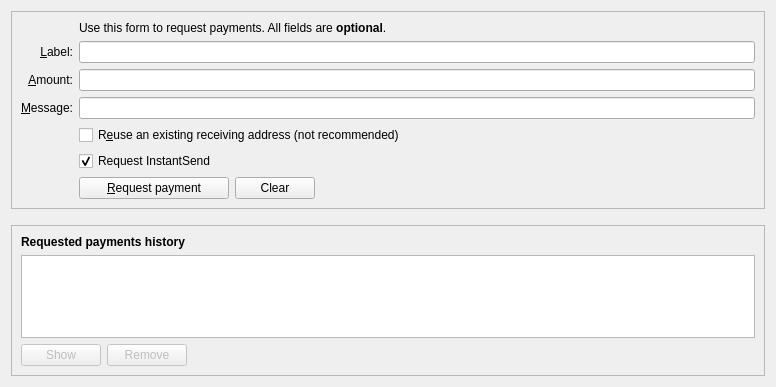
Qt form src/qt/forms/receivecoinsdialog.ui (richieburns/Nodescape) before a commit.
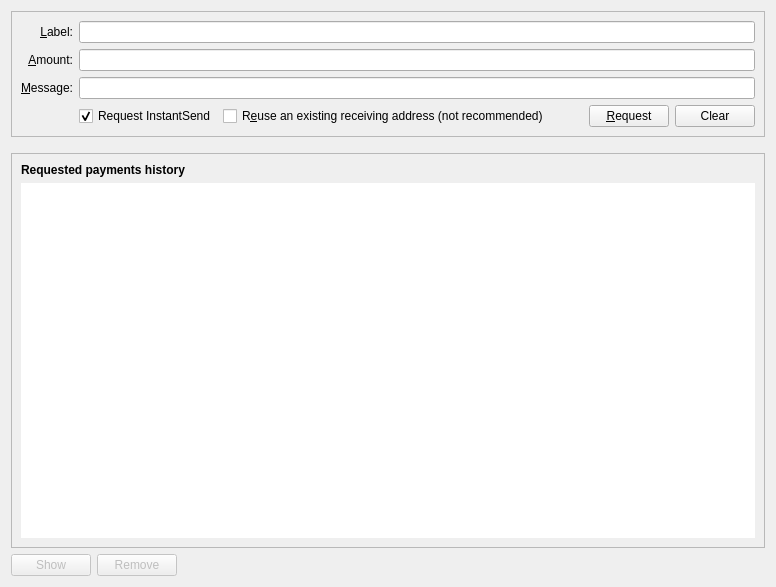
The same form after that commit. Custom widgets are drawn as their Qt base class.

```diff
--- a/src/qt/forms/receivecoinsdialog.ui
+++ b/src/qt/forms/receivecoinsdialog.ui
@@ -7,10 +7,10 @@
     <x>0</x>
     <y>0</y>
     <width>776</width>
-    <height>387</height>
+    <height>587</height>
    </rect>
   </property>
-  <layout class="QVBoxLayout" name="verticalLayout" stretch="0,0,1">
+  <layout class="QVBoxLayout" name="verticalLayout" stretch="0,0,1,0">
    <item>
     <widget class="QFrame" name="frame2">
      <property name="sizePolicy">
@@ -28,78 +28,15 @@
      <layout class="QVBoxLayout" name="verticalLayout_3">
       <item>
        <layout class="QGridLayout" name="gridLayout">
-        <item row="7" column="2">
-         <widget class="QCheckBox" name="reuseAddress">
-          <property name="toolTip">
-           <string>Reuse one of the previously used receiving addresses.&lt;br&gt;Reusing addresses has security and privacy issues.&lt;br&gt;Do not use this unless re-generating a payment request made before.</string>
-          </property>
-          <property name="text">
-           <string>R&amp;euse an existing receiving address (not recommended)</string>
-          </property>
-         </widget>
-        </item>
-        <item row="7" column="0">
-         <widget class="QLabel" name="label_4">
-          <property name="text">
-           <string/>
-          </property>
-         </widget>
-        </item>
-        <item row="6" column="0">
-         <widget class="QLabel" name="label_3">
-          <property name="toolTip">
-           <string>An optional message to attach to the payment request, which will be displayed when the request is opened. Note: The message will not be sent with the payment over the Nodescape network.</string>
-          </property>
-          <property name="text">
-           <string>&amp;Message:</string>
-          </property>
-          <property name="alignment">
-           <set>Qt::AlignRight|Qt::AlignTrailing|Qt::AlignVCenter</set>
-          </property>
-          <property name="buddy">
-           <cstring>reqMessage</cstring>
-          </property>
-         </widget>
-        </item>
-        <item row="4" column="2">
+        <item row="3" column="2">
          <widget class="QLineEdit" name="reqLabel">
           <property name="toolTip">
            <string>An optional label to associate with the new receiving address.</string>
           </property>
          </widget>
         </item>
-        <item row="6" column="2">
-         <widget class="QLineEdit" name="reqMessage">
-          <property name="toolTip">
-           <string>An optional message to attach to the payment request, which will be displayed when the request is opened.&lt;br&gt;Note: The message will not be sent with the payment over the Nodescape network.</string>
-          </property>
-         </widget>
-        </item>
-        <item row="2" column="2">
-         <widget class="QLabel" name="label_5">
-          <property name="text">
-           <string>Use this form to request payments. All fields are &lt;b&gt;optional&lt;/b&gt;.</string>
-          </property>
-         </widget>
-        </item>
         <item row="4" column="0">
-         <widget class="QLabel" name="label_2">
-          <property name="toolTip">
-           <string>An optional label to associate with the new receiving address.</string>
-          </property>
-          <property name="text">
-           <string>&amp;Label:</string>
-          </property>
-          <property name="alignment">
-           <set>Qt::AlignRight|Qt::AlignTrailing|Qt::AlignVCenter</set>
-          </property>
-          <property name="buddy">
-           <cstring>reqLabel</cstring>
-          </property>
-         </widget>
-        </item>
-        <item row="5" column="0">
-         <widget class="QLabel" name="label">
+         <widget class="QLabel" name="receiveAmount">
           <property name="toolTip">
            <string>An optional amount to request. Leave this empty or zero to not request a specific amount.</string>
           </property>
@@ -114,7 +51,7 @@
           </property>
          </widget>
         </item>
-        <item row="5" column="2">
+        <item row="4" column="2">
          <widget class="BitcoinAmountField" name="reqAmount">
           <property name="minimumSize">
            <size>
@@ -127,18 +64,97 @@
           </property>
          </widget>
         </item>
-        <item row="9" column="2">
+        <item row="5" column="0">
+         <widget class="QLabel" name="receiveMessage">
+          <property name="toolTip">
+           <string>An optional message to attach to the payment request, which will be displayed when the request is opened. Note: The message will not be sent with the payment over the Nodescape network.</string>
+          </property>
+          <property name="text">
+           <string>&amp;Message:</string>
+          </property>
+          <property name="alignment">
+           <set>Qt::AlignRight|Qt::AlignTrailing|Qt::AlignVCenter</set>
+          </property>
+          <property name="buddy">
+           <cstring>reqMessage</cstring>
+          </property>
+         </widget>
+        </item>
+        <item row="3" column="0">
+         <widget class="QLabel" name="receiveLabel">
+          <property name="toolTip">
+           <string>An optional label to associate with the new receiving address.</string>
+          </property>
+          <property name="text">
+           <string>&amp;Label:</string>
+          </property>
+          <property name="alignment">
+           <set>Qt::AlignRight|Qt::AlignTrailing|Qt::AlignVCenter</set>
+          </property>
+          <property name="buddy">
+           <cstring>reqLabel</cstring>
+          </property>
+         </widget>
+        </item>
+        <item row="6" column="0">
+         <widget class="QLabel" name="label_4">
+          <property name="text">
+           <string/>
+          </property>
+         </widget>
+        </item>
+        <item row="5" column="2">
+         <widget class="QLineEdit" name="reqMessage">
+          <property name="toolTip">
+           <string>An optional message to attach to the payment request, which will be displayed when the request is opened.&lt;br&gt;Note: The message will not be sent with the payment over the Nodescape network.</string>
+          </property>
+         </widget>
+        </item>
+        <item row="6" column="2">
          <layout class="QHBoxLayout" name="horizontalLayout">
+          <item>
+           <widget class="QCheckBox" name="checkUseInstantSend">
+            <property name="text">
+             <string>Request InstantSend</string>
+            </property>
+            <property name="checked">
+             <bool>true</bool>
+            </property>
+           </widget>
+          </item>
+          <item>
+           <widget class="QCheckBox" name="reuseAddress">
+            <property name="toolTip">
+             <string>Reuse one of the previously used receiving addresses.&lt;br&gt;Reusing addresses has security and privacy issues.&lt;br&gt;Do not use this unless re-generating a payment request made before.</string>
+            </property>
+            <property name="text">
+             <string>R&amp;euse an existing receiving address (not recommended)</string>
+            </property>
+           </widget>
+          </item>
+          <item>
+           <spacer name="horizontalSpacer">
+            <property name="orientation">
+             <enum>Qt::Horizontal</enum>
+            </property>
+            <property name="sizeHint" stdset="0">
+             <size>
+              <width>40</width>
+              <height>20</height>
+             </size>
+            </property>
+           </spacer>
+          </item>
           <item>
            <widget class="QPushButton" name="receiveButton">
             <property name="minimumSize">
              <size>
-              <width>150</width>
+              <width>0</width>
               <height>0</height>
              </size>
             </property>
             <property name="text">
-             <string>&amp;Request payment</string>
+             <string>&amp;Request</string>
             </property>
            </widget>
           </item>
@@ -161,38 +177,8 @@
             </property>
            </widget>
           </item>
-          <item>
-           <spacer name="horizontalSpacer">
-            <property name="orientation">
-             <enum>Qt::Horizontal</enum>
-            </property>
-            <property name="sizeHint" stdset="0">
-             <size>
-              <width>40</width>
-              <height>20</height>
-             </size>
-            </property>
-           </spacer>
-          </item>
          </layout>
         </item>
-        <item row="9" column="0">
-         <widget class="QLabel" name="label_7">
-          <property name="text">
-           <string/>
-          </property>
-         </widget>
-        </item>
-        <item row="8" column="2">
-         <widget class="QCheckBox" name="checkUseInstantSend">
-          <property name="text">
-           <string>Request InstantSend</string>
-          </property>
-          <property name="checked">
-           <bool>true</bool>
-          </property>
-         </widget>
-        </item>
        </layout>
       </item>
      </layout>
@@ -227,7 +213,7 @@
      </property>
      <layout class="QVBoxLayout" name="verticalLayout_2">
       <item>
-       <widget class="QLabel" name="label_6">
+       <widget class="QLabel" name="requestHistoryLabel">
         <property name="font">
          <font>
           <weight>75</weight>
@@ -241,9 +227,21 @@
       </item>
       <item>
        <widget class="QTableView" name="recentRequestsView">
+        <property name="font">
+         <font>
+          <family>MS Shell Dlg 2</family>
+          <pointsize>10</pointsize>
+         </font>
+        </property>
         <property name="contextMenuPolicy">
          <enum>Qt::CustomContextMenu</enum>
         </property>
+        <property name="frameShape">
+         <enum>QFrame::NoFrame</enum>
+        </property>
+        <property name="frameShadow">
+         <enum>QFrame::Plain</enum>
+        </property>
         <property name="tabKeyNavigation">
          <bool>false</bool>
         </property>
@@ -252,6 +250,9 @@
         </property>
        </widget>
       </item>
+     </layout>
+    </widget>
+   </item>
       <item>
        <layout class="QHBoxLayout" name="horizontalLayout_2">
         <item>
@@ -303,9 +304,6 @@
       </item>
      </layout>
     </widget>
-   </item>
-  </layout>
- </widget>
  <customwidgets>
   <customwidget>
    <class>BitcoinAmountField</class>
```
Left out of the diff: 3 changed lines with no effect on the pictures. Lines whose indentation alone changed are shown as unchanged.
